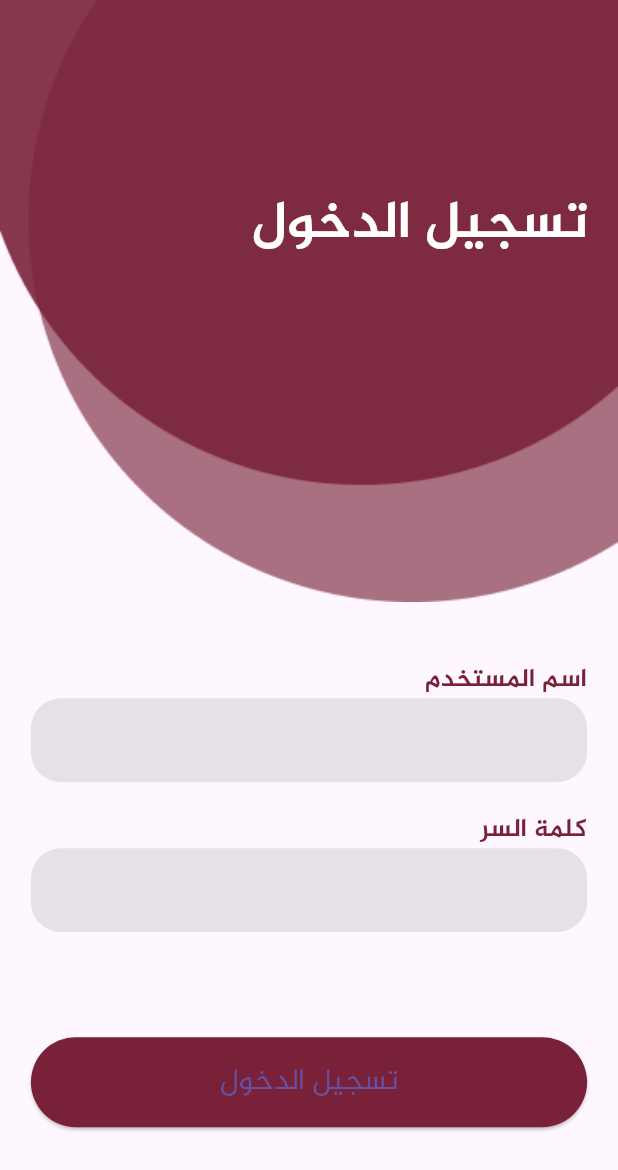
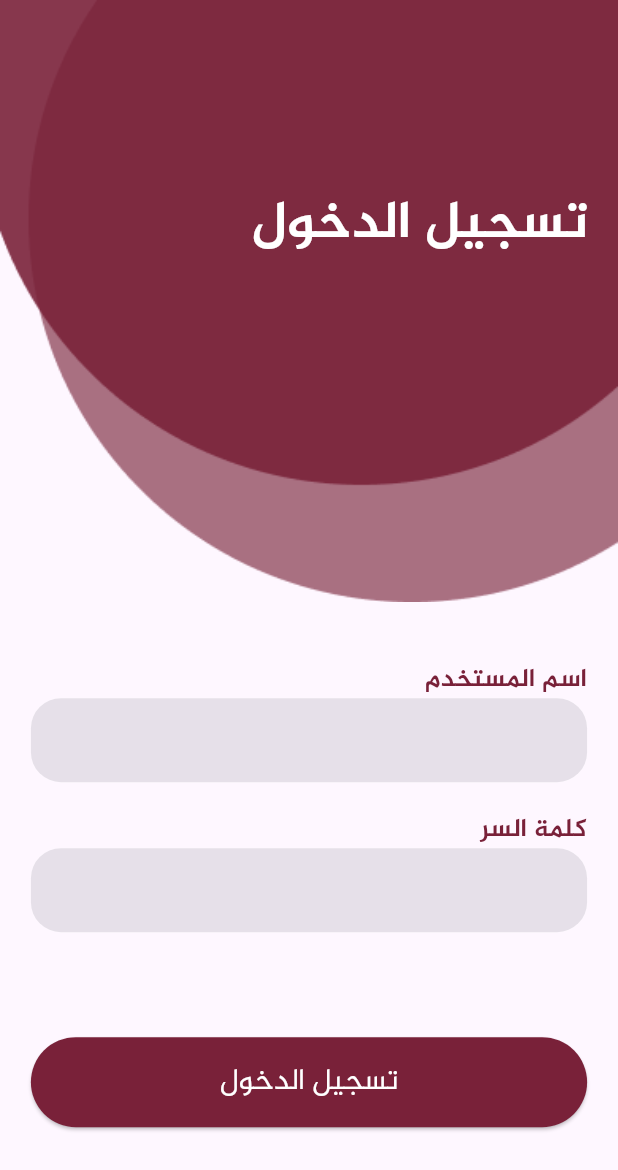
Before and after one commit to abdbadgithub/service-app-front, a Flutter app: the screen it shows after launch, on a phone screen of 412 x 824 dp. Shown: the top 1170 px of the screen. Run offline on Flutter 3.47's test engine with Material 3 defaults, Android fonts, the phone set to English and light mode, and no system bars; our stand-ins replace flutter_svg, shared_preferences.

Commit message:
change login text button to white

```diff
--- a/lib/screens/login.dart
+++ b/lib/screens/login.dart
@@ -214,7 +214,7 @@ class _LoginFormState extends State<LoginForm> {
                 ),
                 child: const Text(
                   'تسجيل الدخول',
-                  style: TextStyle(fontSize: 20.0, fontFamily: 'aljazira'),
+                  style: TextStyle(fontSize: 20.0, fontFamily: 'aljazira',color: Colors.white),
                 ),
               ),
             )
```
